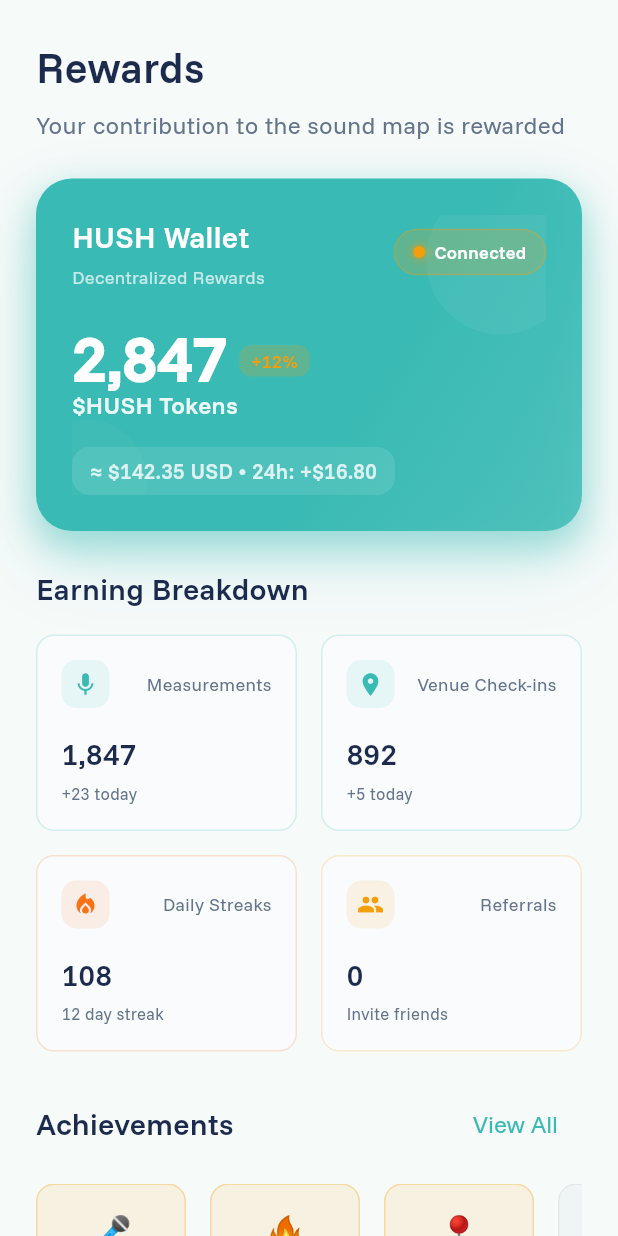
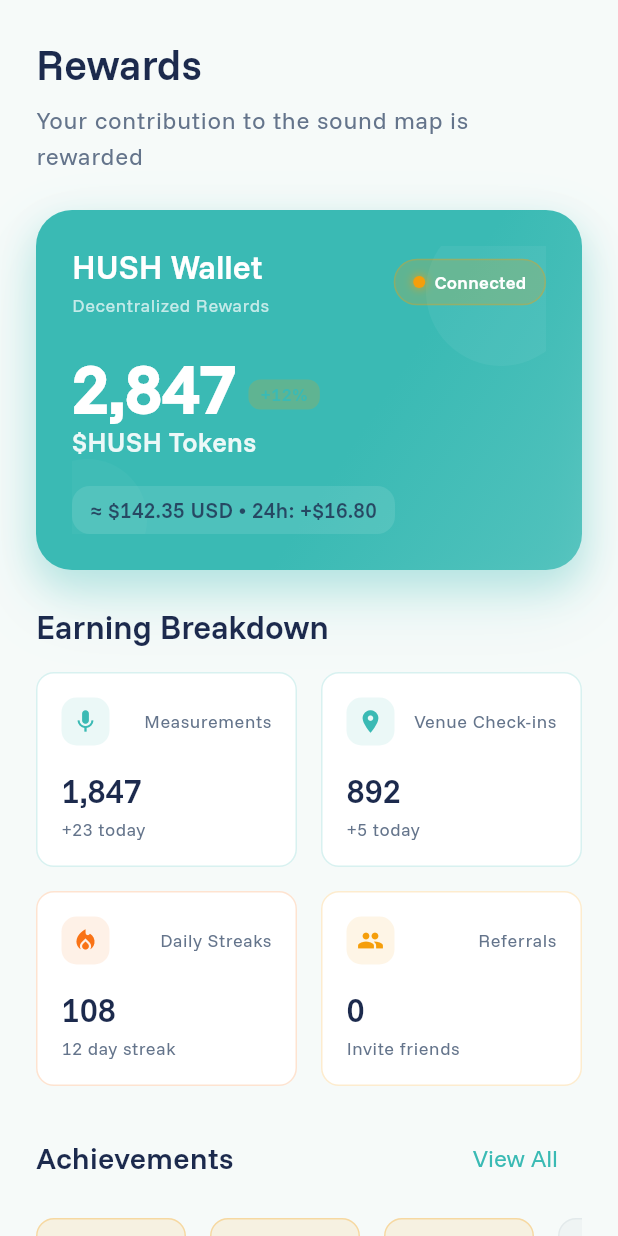
Before and after one commit to HushSense/hush-sense-mobile-app, a Flutter app: the RewardsScreen screen opened directly, on a phone screen of 412 x 824 dp. Run offline on Flutter 3.47's test engine with Material 3 defaults, Android fonts, the phone set to English and light mode, and no system bars; our stand-ins replace firebase_auth, firebase_core, flutter_animate, flutter_riverpod, google_maps_flutter, hive and 1 more; accounts and stored records are empty.

Commit message:
Add new image assets and update theme management
- Introduced new image assets: flutter_01.png, flutter_03.png, flutter_05.png, and flutter_07.png.
- Updated AndroidManifest.xml to correct the Google Maps API key.
- Changed default theme mode in main.dart to light mode for improved user experience.
- Refactored profile_screen.dart and rewards_screen.dart to enhance layout and utilize theme colors for better visual consistency.

```diff
--- a/lib/main.dart
+++ b/lib/main.dart
@@ -31,7 +31,7 @@ void main() async {
   runApp(const ProviderScope(child: HushSenseApp()));
 }
 
-final themeModeProvider = StateProvider<ThemeMode>((ref) => ThemeMode.system);
+final themeModeProvider = StateProvider<ThemeMode>((ref) => ThemeMode.light);
 
 class HushSenseApp extends ConsumerWidget {
   const HushSenseApp({super.key});
--- a/lib/presentation/screens/profile_screen.dart
+++ b/lib/presentation/screens/profile_screen.dart
@@ -117,7 +117,7 @@ class _ProfileScreenState extends ConsumerState<ProfileScreen>
             crossAxisAlignment: CrossAxisAlignment.start,
             children: [
               // Profile Header
-              _buildAnimatedSection(0, _buildProfileHeader(), useScale: true),
+              _buildAnimatedSection(0, _buildProfileHeader()),
               const SizedBox(height: AppConstants.paddingXL),
 
               // Quick Stats
--- a/lib/presentation/screens/rewards_screen.dart
+++ b/lib/presentation/screens/rewards_screen.dart
@@ -98,8 +98,9 @@ class _RewardsScreenState extends ConsumerState<RewardsScreen>
 
   @override
   Widget build(BuildContext context) {
+    final theme = Theme.of(context);
     return Scaffold(
-      backgroundColor: AppConstants.backgroundColor,
+      backgroundColor: theme.scaffoldBackgroundColor,
       body: SafeArea(
         child: SingleChildScrollView(
           padding: const EdgeInsets.all(AppConstants.paddingL),
@@ -111,7 +112,7 @@ class _RewardsScreenState extends ConsumerState<RewardsScreen>
               const SizedBox(height: AppConstants.paddingL),
 
               // Wallet Balance Card
-              _buildAnimatedSection(1, _buildWalletCard(), useScale: true),
+              _buildAnimatedSection(1, _buildWalletCard()),
               const SizedBox(height: AppConstants.paddingL),
 
               // Earning Stats
@@ -137,32 +138,26 @@ class _RewardsScreenState extends ConsumerState<RewardsScreen>
   }
 
   Widget _buildHeader(BuildContext context) {
+    final theme = Theme.of(context);
     return Column(
       crossAxisAlignment: CrossAxisAlignment.start,
       children: [
         Text(
           'Rewards',
-          style: TextStyle(
-            fontSize: 28,
-            fontWeight: FontWeight.bold,
-            color: AppConstants.textPrimary,
-            fontFamily: 'Funnel Sans',
-          ),
+          style: theme.textTheme.headlineMedium?.copyWith(fontWeight: FontWeight.bold),
         ),
         const SizedBox(height: 8),
         Text(
           'Your contribution to the sound map is rewarded',
-          style: TextStyle(
-            fontSize: 16,
-            color: AppConstants.textSecondary,
-            fontFamily: 'Funnel Sans',
-          ),
+          style: theme.textTheme.bodyLarge?.copyWith(color: theme.colorScheme.onSurfaceVariant),
         ),
       ],
     );
   }
 
   Widget _buildWalletCard() {
+    final theme = Theme.of(context);
+    final isDark = theme.brightness == Brightness.dark;
     return Container(
       width: double.infinity,
       padding: const EdgeInsets.all(AppConstants.paddingL),
@@ -170,23 +165,21 @@ class _RewardsScreenState extends ConsumerState<RewardsScreen>
         gradient: LinearGradient(
           begin: Alignment.topLeft,
           end: Alignment.bottomRight,
-          colors: [
-            AppConstants.primaryTeal,
-            AppConstants.primaryColor,
-            AppConstants.primaryTeal.withValues(alpha: 0.8),
-          ],
+          colors: isDark
+              ? [theme.colorScheme.primary, theme.colorScheme.secondary, theme.colorScheme.primary.withOpacity(0.8)]
+              : [theme.colorScheme.primary, theme.colorScheme.secondary, theme.colorScheme.primary.withOpacity(0.8)],
           stops: const [0.0, 0.6, 1.0],
         ),
         borderRadius: BorderRadius.circular(24),
         boxShadow: [
           BoxShadow(
-            color: AppConstants.primaryTeal.withValues(alpha: 0.4),
+            color: theme.colorScheme.primary.withOpacity(0.25),
             blurRadius: 20,
             offset: const Offset(0, 10),
             spreadRadius: 2,
           ),
           BoxShadow(
-            color: AppConstants.primaryColor.withValues(alpha: 0.2),
+            color: theme.colorScheme.secondary.withOpacity(0.15),
             blurRadius: 40,
             offset: const Offset(0, 20),
           ),
@@ -231,21 +224,17 @@ class _RewardsScreenState extends ConsumerState<RewardsScreen>
                     children: [
                       Text(
                         'HUSH Wallet',
-                        style: TextStyle(
-                          fontSize: 20,
+                        style: theme.textTheme.titleLarge?.copyWith(
+                          color: Colors.white,
                           fontWeight: FontWeight.w700,
-                          color: Colors.white,
-                          fontFamily: 'Funnel Sans',
                         ),
                       ),
                       const SizedBox(height: 4),
                       Text(
                         'Decentralized Rewards',
-                        style: TextStyle(
-                          fontSize: 12,
+                        style: theme.textTheme.bodySmall?.copyWith(
+                          color: Colors.white.withOpacity(0.7),
                           fontWeight: FontWeight.w500,
-                          color: Colors.white.withValues(alpha: 0.7),
-                          fontFamily: 'Funnel Sans',
                         ),
                       ),
                     ],
@@ -299,11 +288,9 @@ class _RewardsScreenState extends ConsumerState<RewardsScreen>
                 children: [
                   Text(
                     '2,847',
-                    style: TextStyle(
-                      fontSize: 42,
+                    style: theme.textTheme.displayMedium?.copyWith(
+                      color: Colors.white,
                       fontWeight: FontWeight.w900,
-                      color: Colors.white,
-                      fontFamily: 'Funnel Sans',
                       height: 1.0,
                     ),
                   ),
@@ -318,11 +305,9 @@ class _RewardsScreenState extends ConsumerState<RewardsScreen>
                       ),
                       child: Text(
                         '+12%',
-                        style: TextStyle(
-                          fontSize: 12,
+                        style: theme.textTheme.bodySmall?.copyWith(
                           fontWeight: FontWeight.w700,
-                          color: AppConstants.accentGold,
-                          fontFamily: 'Funnel Sans',
+                          color: theme.colorScheme.secondary,
                         ),
                       ),
                     ),
@@ -331,27 +316,23 @@ class _RewardsScreenState extends ConsumerState<RewardsScreen>
               ),
               Text(
                 '\$HUSH Tokens',
-                style: TextStyle(
-                  fontSize: 16,
+                style: theme.textTheme.titleMedium?.copyWith(
+                  color: Colors.white.withOpacity(0.9),
                   fontWeight: FontWeight.w600,
-                  color: Colors.white.withValues(alpha: 0.9),
-                  fontFamily: 'Funnel Sans',
                 ),
               ),
               const SizedBox(height: AppConstants.paddingM),
               Container(
                 padding: const EdgeInsets.symmetric(horizontal: 12, vertical: 6),
                 decoration: BoxDecoration(
-                  color: Colors.white.withValues(alpha: 0.1),
+                  color: theme.cardColor.withOpacity(0.1),
                   borderRadius: BorderRadius.circular(12),
                 ),
                 child: Text(
                   '≈ \$142.35 USD • 24h: +\$16.80',
-                  style: TextStyle(
-                    fontSize: 14,
+                  style: theme.textTheme.bodyMedium?.copyWith(
+                    color: theme.colorScheme.onSurface.withOpacity(0.8),
                     fontWeight: FontWeight.w600,
-                    color: Colors.white.withValues(alpha: 0.8),
-                    fontFamily: 'Funnel Sans',
                   ),
                 ),
               ),
@@ -363,17 +344,13 @@ class _RewardsScreenState extends ConsumerState<RewardsScreen>
   }
 
   Widget _buildEarningStats() {
+    final theme = Theme.of(context);
     return Column(
       crossAxisAlignment: CrossAxisAlignment.start,
       children: [
         Text(
           'Earning Breakdown',
-          style: TextStyle(
-            fontSize: 20,
-            fontWeight: FontWeight.w600,
-            color: AppConstants.textPrimary,
-            fontFamily: 'Funnel Sans',
-          ),
+          style: theme.textTheme.titleLarge?.copyWith(fontWeight: FontWeight.w600),
         ),
         const SizedBox(height: AppConstants.paddingM),
         Row(
@@ -428,13 +405,14 @@ class _RewardsScreenState extends ConsumerState<RewardsScreen>
   }
 
   Widget _buildEarningCard(String title, String value, String subtitle, IconData icon, Color color) {
+    final theme = Theme.of(context);
     return Container(
       padding: const EdgeInsets.all(AppConstants.paddingM),
       decoration: BoxDecoration(
-        color: AppConstants.surfaceColor,
+        color: theme.cardColor,
         borderRadius: BorderRadius.circular(AppConstants.radiusM),
         border: Border.all(
-          color: color.withValues(alpha: 0.2),
+          color: color.withOpacity(0.2),
         ),
       ),
       child: Column(
@@ -446,7 +424,7 @@ class _RewardsScreenState extends ConsumerState<RewardsScreen>
                 width: 32,
                 height: 32,
                 decoration: BoxDecoration(
-                  color: color.withValues(alpha: 0.1),
+                  color: color.withOpacity(0.1),
                   borderRadius: BorderRadius.circular(10),
                 ),
                 child: Icon(
@@ -458,11 +436,9 @@ class _RewardsScreenState extends ConsumerState<RewardsScreen>
               const Spacer(),
               Text(
                 title,
-                style: TextStyle(
-                  fontSize: 12,
+                style: theme.textTheme.bodySmall?.copyWith(
                   fontWeight: FontWeight.w500,
-                  color: AppConstants.textSecondary,
-                  fontFamily: 'Funnel Sans',
+                  color: theme.colorScheme.onSurfaceVariant,
                 ),
               ),
             ],
@@ -470,20 +446,16 @@ class _RewardsScreenState extends ConsumerState<RewardsScreen>
           const SizedBox(height: AppConstants.paddingM),
           Text(
             value,
-            style: TextStyle(
-              fontSize: 20,
+            style: theme.textTheme.titleLarge?.copyWith(
               fontWeight: FontWeight.bold,
-              color: AppConstants.textPrimary,
-              fontFamily: 'Funnel Sans',
+              color: theme.colorScheme.onSurface,
             ),
           ),
           const SizedBox(height: 4),
           Text(
             subtitle,
-            style: TextStyle(
-              fontSize: 11,
-              color: AppConstants.textSecondary,
-              fontFamily: 'Funnel Sans',
+            style: theme.textTheme.bodySmall?.copyWith(
+              color: theme.colorScheme.onSurfaceVariant,
             ),
           ),
         ],
```
Also changed, not shown: flutter_01.png (added), flutter_03.png (added), flutter_05.png (added), flutter_07.png (added).
